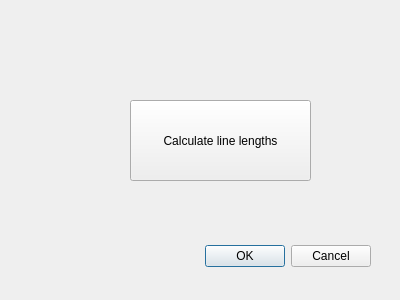
Above: calculate_picketing_dialog_base.ui from Aykuayvenchorr/QGIS_plugin_picketing before the change. Below: the same form after it.
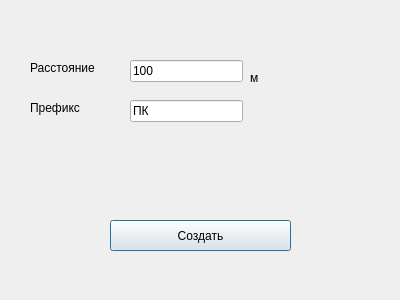
That is the form after the change.

The edit to the form file:
```diff
--- a/calculate_picketing_dialog_base.ui
+++ b/calculate_picketing_dialog_base.ui
@@ -13,33 +13,82 @@
   <property name="windowTitle">
    <string>Picketing</string>
   </property>
-  <widget class="QDialogButtonBox" name="button_box">
-   <property name="geometry">
-    <rect>
-     <x>30</x>
-     <y>240</y>
-     <width>341</width>
-     <height>32</height>
-    </rect>
-   </property>
-   <property name="orientation">
-    <enum>Qt::Horizontal</enum>
-   </property>
-   <property name="standardButtons">
-    <set>QDialogButtonBox::Cancel|QDialogButtonBox::Ok</set>
-   </property>
-  </widget>
   <widget class="QPushButton" name="LineLengthButton">
    <property name="geometry">
     <rect>
-     <x>130</x>
-     <y>100</y>
+     <x>110</x>
+     <y>220</y>
      <width>181</width>
-     <height>81</height>
+     <height>31</height>
     </rect>
    </property>
    <property name="text">
-    <string>Calculate line lengths</string>
+    <string>Создать</string>
+   </property>
+  </widget>
+  <widget class="QLabel" name="label">
+   <property name="geometry">
+    <rect>
+     <x>250</x>
+     <y>70</y>
+     <width>55</width>
+     <height>16</height>
+    </rect>
+   </property>
+   <property name="text">
+    <string>м</string>
+   </property>
+  </widget>
+  <widget class="QLabel" name="label_2">
+   <property name="geometry">
+    <rect>
+     <x>30</x>
+     <y>60</y>
+     <width>101</width>
+     <height>16</height>
+    </rect>
+   </property>
+   <property name="text">
+    <string>Расстояние</string>
+   </property>
+  </widget>
+  <widget class="QLabel" name="label_3">
+   <property name="geometry">
+    <rect>
+     <x>30</x>
+     <y>100</y>
+     <width>101</width>
+     <height>16</height>
+    </rect>
+   </property>
+   <property name="text">
+    <string>Префикс</string>
+   </property>
+  </widget>
+  <widget class="QLineEdit" name="Distance">
+   <property name="geometry">
+    <rect>
+     <x>130</x>
+     <y>60</y>
+     <width>113</width>
+     <height>22</height>
+    </rect>
+   </property>
+   <property name="text">
+    <string>100</string>
+   </property>
+  </widget>
+  <widget class="QLineEdit" name="Prefix">
+   <property name="geometry">
+    <rect>
+     <x>130</x>
+     <y>100</y>
+     <width>113</width>
+     <height>22</height>
+    </rect>
+   </property>
+   <property name="text">
+    <string>ПК</string>
    </property>
   </widget>
  </widget>
```
Left out of the diff: 35 changed lines with no effect on the pictures.
